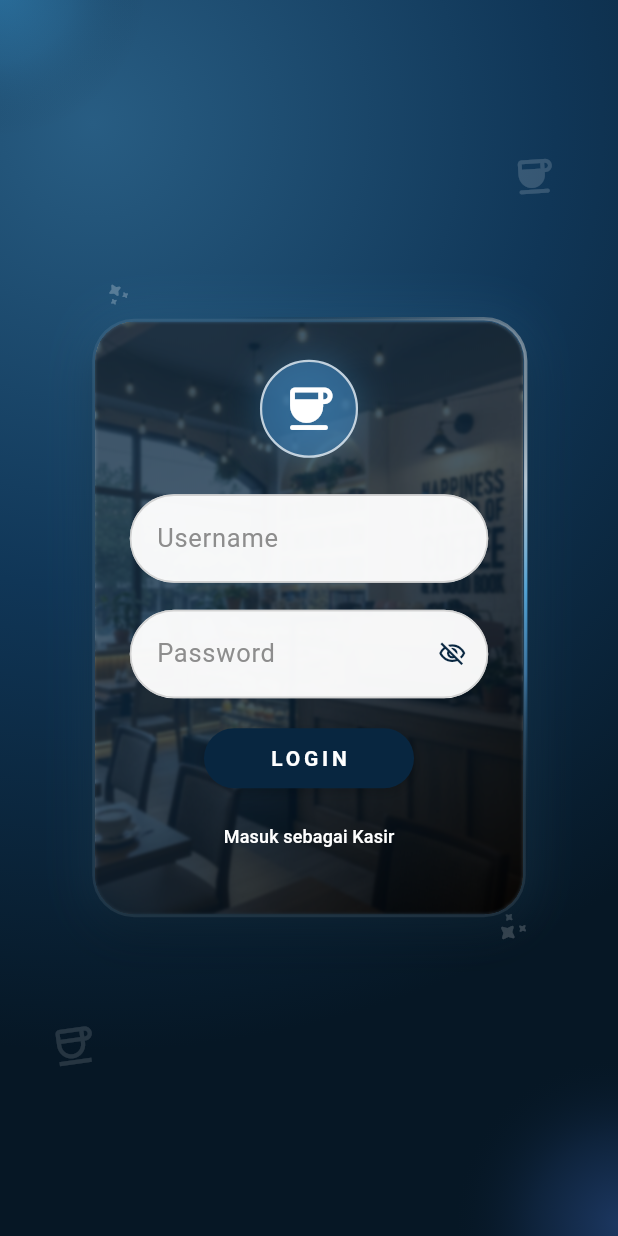
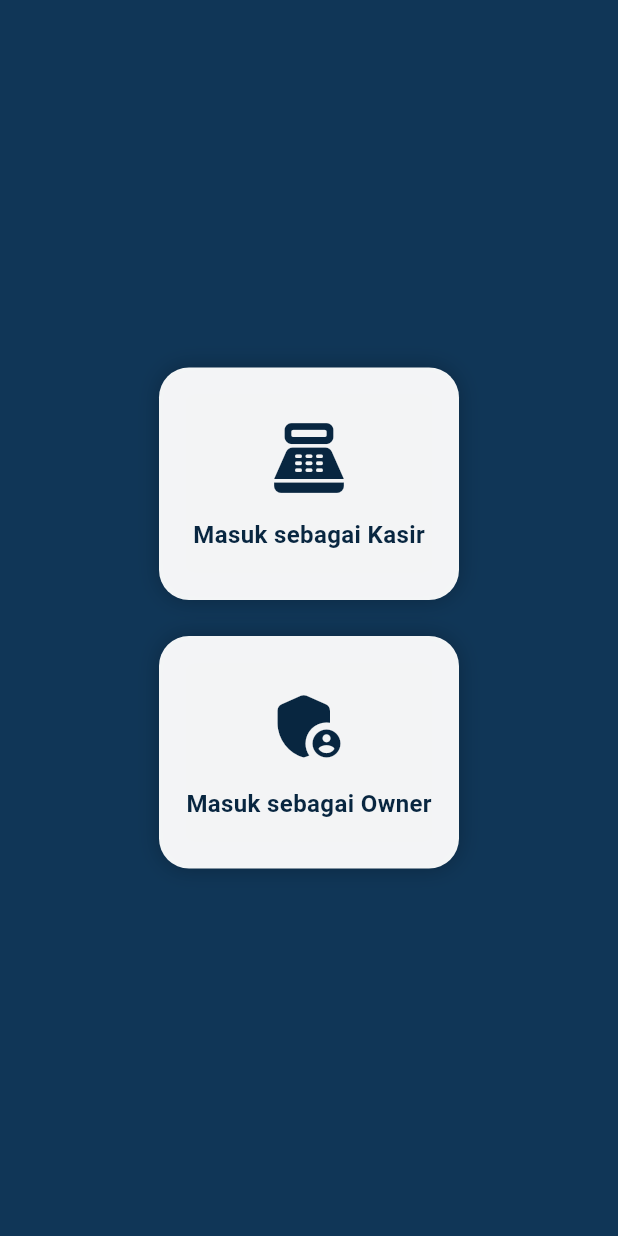
Before and after one commit to sindysyahfitri2-desig/Celciuos, a Flutter app: the screen it shows after launch, on a phone screen of 412 x 824 dp. Run offline on Flutter 3.47's test engine with Material 3 defaults, Android fonts, the light colour scheme and no system bars; our stand-ins replace camera, google_fonts, image_picker, shared_preferences; missing offline and left inert: excel, file_saver.

```diff
--- /dev/null
+++ b/lib/features/auth/presentation/pilih_peran_page.dart
@@ -0,0 +1,51 @@
+import 'package:flutter/material.dart';
+import 'package:kasir_celcious_coffe/features/auth/presentation/pilih_profil_page.dart';
+import 'package:kasir_celcious_coffe/features/auth/presentation/owner_pin_page.dart';
+
+class PilihPeranPage extends StatelessWidget {
+  const PilihPeranPage({super.key});
+
+  Widget _tombol(BuildContext c, IconData icon, String label, Widget page) {
+    return InkWell(
+      borderRadius: BorderRadius.circular(20),
+      onTap: () => Navigator.of(c).push(MaterialPageRoute(builder: (_) => page)),
+      child: Container(
+        width: 200,
+        padding: const EdgeInsets.symmetric(vertical: 32),
+        decoration: BoxDecoration(
+          color: Colors.white.withValues(alpha: 0.95),
+          borderRadius: BorderRadius.circular(20),
+          boxShadow: const [BoxShadow(color: Colors.black26, blurRadius: 12)],
+        ),
+        child: Column(children: [
+          Icon(icon, size: 56, color: const Color(0xff082640)),
+          const SizedBox(height: 12),
+          Text(label,
+              style: const TextStyle(
+                  fontSize: 16,
+                  fontWeight: FontWeight.w700,
+                  color: Color(0xff082640))),
+        ]),
+      ),
+    );
+  }
+
+  @override
+  Widget build(BuildContext context) {
+    return Scaffold(
+      backgroundColor: const Color(0xff103657),
+      body: Center(
+        child: Wrap(
+          spacing: 24,
+          runSpacing: 24,
+          children: [
+            _tombol(context, Icons.point_of_sale_rounded, 'Masuk sebagai Kasir',
+                const PilihProfilPage()),
+            _tombol(context, Icons.admin_panel_settings_rounded,
+                'Masuk sebagai Owner', const OwnerPinPage()),
+          ],
+        ),
+      ),
+    );
+  }
+}
--- a/lib/main.dart
+++ b/lib/main.dart
@@ -4,6 +4,7 @@ import 'data/produk_data.dart';
 import 'data/receipt_settings_store.dart';
 import 'data/transaction_store.dart';
 import 'features/auth/presentation/login_page.dart';
+import 'package:kasir_celcious_coffe/features/auth/presentation/pilih_peran_page.dart';
 
 Future<void> main() async {
   WidgetsFlutterBinding.ensureInitialized();
@@ -44,62 +45,7 @@ class _MyAppState extends State<MyApp> {
     return MaterialApp(
       debugShowCheckedModeBanner: false,
       title: 'Celcious Coffee',
-      home: FutureBuilder<void>(
-        future: _initialization,
-        builder: (context, snapshot) {
-          if (snapshot.connectionState != ConnectionState.done) {
-            return const Scaffold(
-              backgroundColor: Color(0xff082640),
-              body: Center(
-                child: CircularProgressIndicator(color: Colors.white),
-              ),
-            );
-          }
-
-          if (snapshot.hasError) {
-            return Scaffold(
-              backgroundColor: const Color(0xff082640),
-              body: Center(
-                child: Padding(
-                  padding: const EdgeInsets.all(24),
-                  child: Column(
-                    mainAxisSize: MainAxisSize.min,
-                    children: [
-                      const Icon(
-                        Icons.error_outline_rounded,
-                        color: Colors.white,
-                        size: 42,
-                      ),
-                      const SizedBox(height: 12),
-                      const Text(
-                        'Aplikasi gagal memuat data.',
-                        style: TextStyle(
-                          color: Colors.white,
-                          fontSize: 17,
-                          fontWeight: FontWeight.w700,
-                        ),
-                      ),
-                      const SizedBox(height: 8),
-                      Text(
-                        snapshot.error.toString(),
-                        textAlign: TextAlign.center,
-                        style: const TextStyle(color: Colors.white70),
-                      ),
-                      const SizedBox(height: 18),
-                      FilledButton(
-                        onPressed: _retryInitialization,
-                        child: const Text('Coba lagi'),
-                      ),
-                    ],
-                  ),
-                ),
-              ),
-            );
-          }
-
-          return const LoginPage();
-        },
-      ),
+      home: const PilihPeranPage(),
     );
   }
 }
```
Also changed, not shown: lib/features/auth/presentation/owner_pin_page.dart (added, +94 -0 lines).
